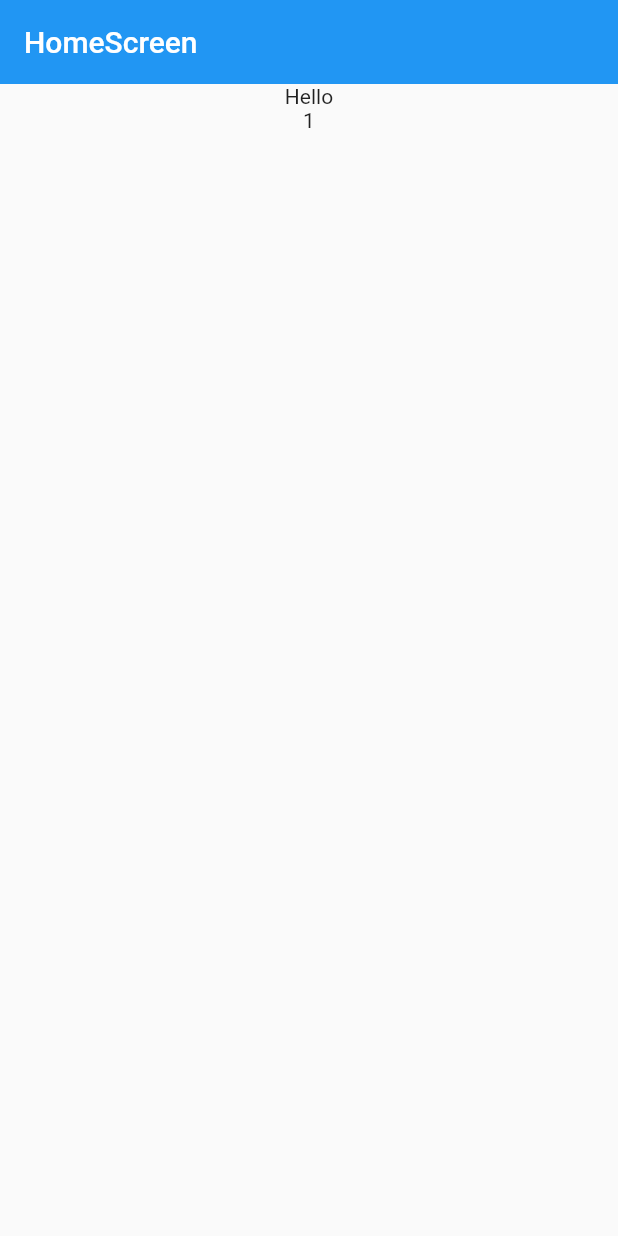
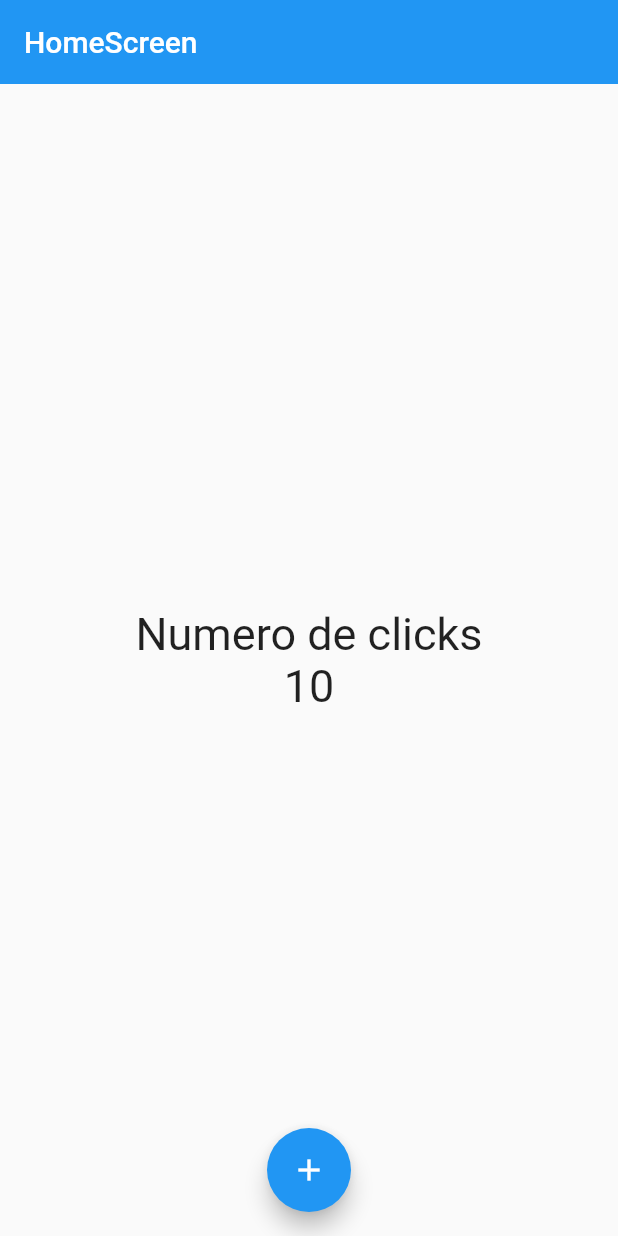
Before and after one commit to Reales09/counter_app_flutter, a Flutter app: the screen it shows after launch, on a phone screen of 412 x 824 dp. Run offline on Flutter 3.47's test engine with Material 2 defaults, Android fonts, the phone set to English and light mode, and no system bars.

Commit message:
Se agrega floatingaction button

```diff
--- a/lib/screens/home_screen.dart
+++ b/lib/screens/home_screen.dart
@@ -5,6 +5,8 @@ class HomeScreen extends StatelessWidget {
 
   @override
   Widget build(BuildContext context) {
+    const fontSize30 = TextStyle(fontSize: 30);
+
     return Scaffold(
       appBar: AppBar(
         title: const Text('HomeScreen'),
@@ -12,8 +14,25 @@ class HomeScreen extends StatelessWidget {
       ),
       body: Center(
         child: Column(
-          children: const [Text('Hello'), Text('1')],
+          mainAxisAlignment: MainAxisAlignment.center,
+          children: const <Widget>[
+            Text(
+              'Numero de clicks',
+              style: fontSize30,
+            ),
+            Text(
+              '10',
+              style: fontSize30,
+            ),
+          ],
         ),
+      ),
+      floatingActionButtonLocation: FloatingActionButtonLocation.centerFloat,
+      floatingActionButton: FloatingActionButton(
+        child: const Icon(Icons.add),
+        onPressed: () {
+          print("Hola Myles");
+        },
       ),
     );
   }
```
Also changed, not shown: 1 other file.
